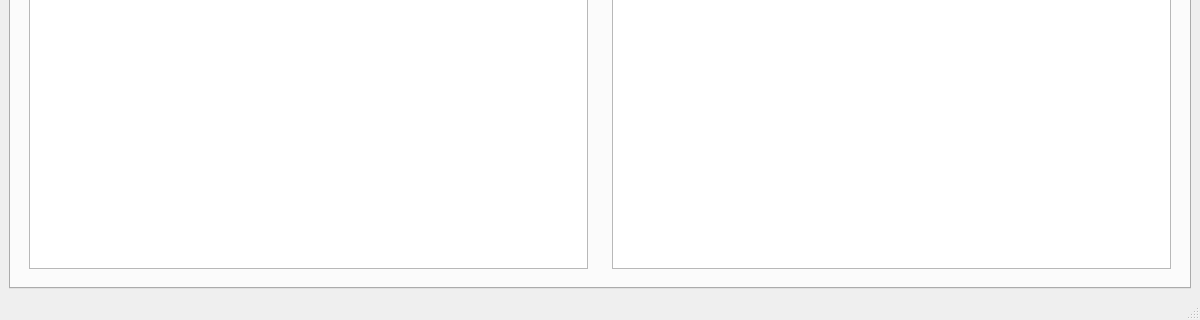
Before: the Qt Designer form tabs.ui in benjaminogles/budget-meal-planner, drawn with Qt 5; both pictures show x 0 to 1200 and y 480 to 800 of the 1200 by 800 pixel window.
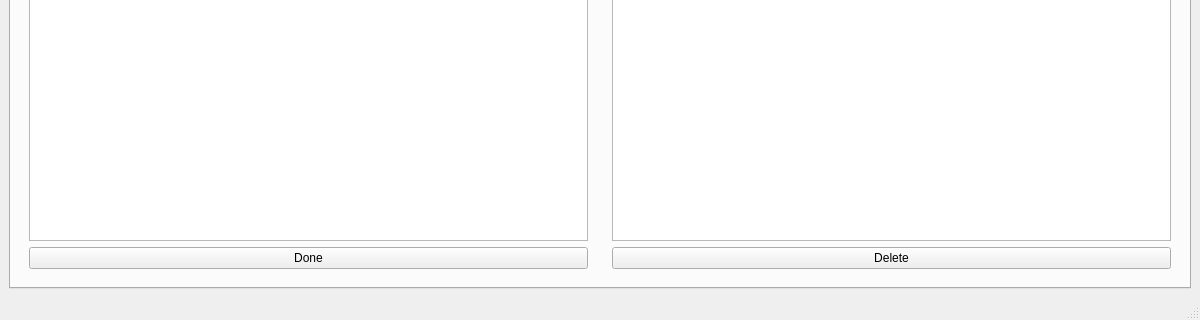
After: the same form once the commit is applied.

Commit message: edit recipe name and steps

```diff
--- a/tabs.ui
+++ b/tabs.ui
@@ -179,6 +179,13 @@
              </property>
             </widget>
            </item>
+           <item>
+            <widget class="QPushButton" name="bDoneRecipe">
+             <property name="text">
+              <string>Done</string>
+             </property>
+            </widget>
+           </item>
           </layout>
          </widget>
         </item>
@@ -195,6 +202,13 @@
            <item>
             <widget class="QTableView" name="ingredientsView"/>
            </item>
+           <item>
+            <widget class="QPushButton" name="bDeleteIngredient">
+             <property name="text">
+              <string>Delete</string>
+             </property>
+            </widget>
+           </item>
           </layout>
          </widget>
         </item>
```
The commit also changes 4 other files.
